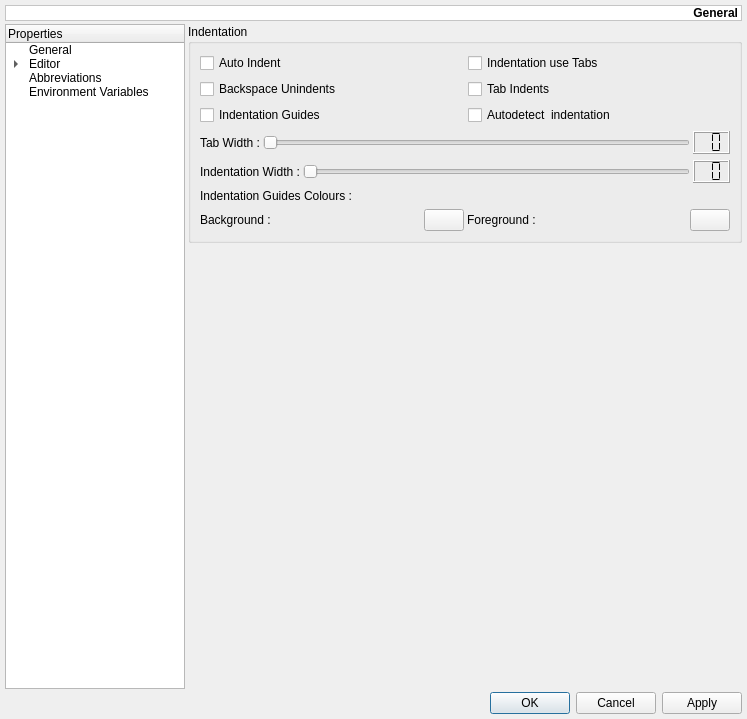
Old version of the form mks/ui/UISettings.ui in the repository andreikop/enki.
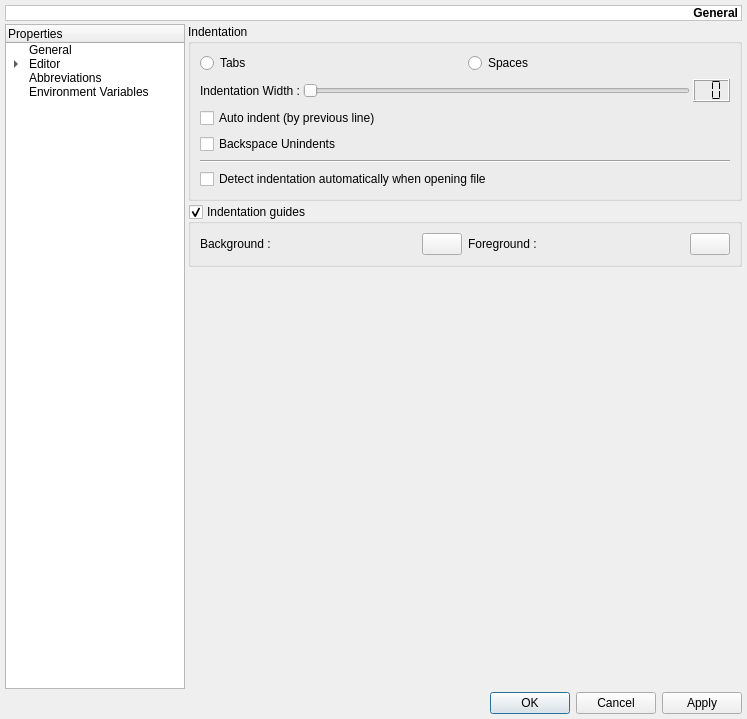
New version of the form. The open tabs and pages were chosen to show the change. Custom widgets are drawn as their Qt base class.

Commit message: Indentation settings

What changed in the file:
```diff
--- a/mks/ui/UISettings.ui
+++ b/mks/ui/UISettings.ui
@@ -958,105 +958,26 @@
          <property name="title">
           <string>Indentation</string>
          </property>
-         <layout class="QGridLayout">
-          <item row="0" column="0">
-           <widget class="QCheckBox" name="cbAutoIndent">
-            <property name="text">
-             <string>Auto Indent</string>
-            </property>
-           </widget>
-          </item>
-          <item row="0" column="1">
-           <widget class="QCheckBox" name="cbIndentationUseTabs">
-            <property name="text">
-             <string>Indentation use Tabs</string>
-            </property>
-           </widget>
-          </item>
-          <item row="1" column="0">
-           <widget class="QCheckBox" name="cbBackspaceUnindents">
-            <property name="text">
-             <string>Backspace Unindents</string>
-            </property>
-           </widget>
-          </item>
-          <item row="1" column="1">
-           <widget class="QCheckBox" name="cbTabIndents">
-            <property name="text">
-             <string>Tab Indents</string>
-            </property>
-           </widget>
-          </item>
-          <item row="2" column="0">
-           <widget class="QCheckBox" name="cbIndentationGuides">
-            <property name="text">
-             <string>Indentation Guides</string>
-            </property>
-           </widget>
-          </item>
-          <item row="2" column="1">
-           <widget class="QCheckBox" name="cbAutodetectIndent">
-            <property name="text">
-             <string>Autodetect  indentation</string>
-            </property>
-           </widget>
-          </item>
-          <item row="3" column="0" colspan="2">
-           <layout class="QHBoxLayout">
-            <property name="spacing">
-             <number>3</number>
-            </property>
+         <layout class="QVBoxLayout" name="verticalLayout_2">
             <item>
-             <widget class="QLabel" name="lIndentationTabWidth">
+           <layout class="QHBoxLayout" name="horizontalLayout_5">
+            <item>
+             <widget class="QRadioButton" name="rbIndentationTabs">
               <property name="text">
-               <string>Tab Width :</string>
+               <string>Tabs</string>
               </property>
              </widget>
             </item>
             <item>
-             <widget class="QSlider" name="sIndentationTabWidth">
-              <property name="sizePolicy">
-               <sizepolicy hsizetype="Expanding" vsizetype="Fixed">
-                <horstretch>0</horstretch>
-                <verstretch>0</verstretch>
-               </sizepolicy>
-              </property>
-              <property name="minimum">
-               <number>1</number>
-              </property>
-              <property name="maximum">
-               <number>20</number>
-              </property>
-              <property name="pageStep">
-               <number>2</number>
-              </property>
-              <property name="orientation">
-               <enum>Qt::Horizontal</enum>
-              </property>
-              <property name="tickInterval">
-               <number>1</number>
-              </property>
-             </widget>
-            </item>
-            <item>
-             <widget class="QLCDNumber" name="lnIndentationTabWidth">
-              <property name="sizePolicy">
-               <sizepolicy hsizetype="Fixed" vsizetype="Fixed">
-                <horstretch>0</horstretch>
-                <verstretch>0</verstretch>
-               </sizepolicy>
-              </property>
-              <property name="numDigits">
-               <number>2</number>
-              </property>
-              <property name="segmentStyle">
-               <enum>QLCDNumber::Flat</enum>
+             <widget class="QRadioButton" name="rbIndentationSpaces">
+              <property name="text">
+               <string>Spaces</string>
               </property>
              </widget>
             </item>
            </layout>
           </item>
-          <item row="4" column="0" colspan="2">
+          <item>
            <layout class="QHBoxLayout">
             <property name="spacing">
              <number>3</number>
@@ -1111,18 +1032,46 @@
             </item>
            </layout>
           </item>
-          <item row="5" column="0" colspan="2">
-           <widget class="QLabel" name="lIndentationGuides">
+          <item>
+           <widget class="QCheckBox" name="cbAutoIndent">
             <property name="text">
-             <string>Indentation Guides Colours :</string>
+             <string>Auto indent (by previous line)</string>
             </property>
            </widget>
           </item>
-          <item row="6" column="0" colspan="2">
-           <layout class="QHBoxLayout">
-            <property name="spacing">
-             <number>3</number>
+          <item>
+           <widget class="QCheckBox" name="cbBackspaceUnindents">
+            <property name="text">
+             <string>Backspace Unindents</string>
             </property>
+           </widget>
+          </item>
+          <item>
+           <widget class="Line" name="line_2">
+            <property name="orientation">
+             <enum>Qt::Horizontal</enum>
+            </property>
+           </widget>
+          </item>
+          <item>
+           <widget class="QCheckBox" name="cbAutodetectIndent">
+            <property name="text">
+             <string>Detect indentation automatically when opening file</string>
+            </property>
+           </widget>
+          </item>
+         </layout>
+        </widget>
+       </item>
+       <item>
+        <widget class="QGroupBox" name="gbIndentationGuides">
+         <property name="title">
+          <string>Indentation guides</string>
+         </property>
+         <property name="checkable">
+          <bool>true</bool>
+         </property>
+         <layout class="QHBoxLayout" name="horizontalLayout_4">
             <item>
              <widget class="QLabel" name="lIndentationGuidesBackground">
               <property name="text">
@@ -1158,8 +1107,11 @@
              </widget>
             </item>
            </layout>
-          </item>
-         </layout>
+         <zorder>lIndentationGuidesBackground</zorder>
+         <zorder>lIndentationGuidesBackground</zorder>
+         <zorder>tbIndentationGuidesBackground</zorder>
+         <zorder>lIndentationGuidesForeground</zorder>
+         <zorder>tbIndentationGuidesForeground</zorder>
         </widget>
        </item>
        <item>
```
Left out of the diff: 18 changed lines with no effect on the pictures. Lines whose indentation alone changed are shown as unchanged. The commit also changes 3 other files.
